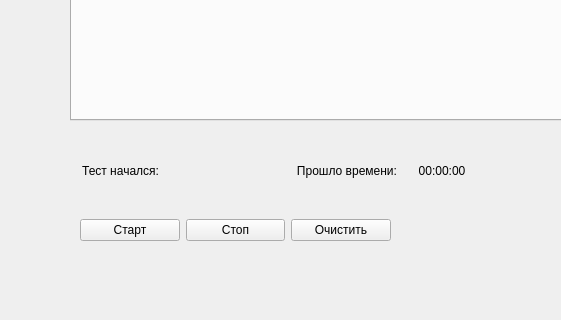
Old version of the form stresstestapp.ui in the repository kirathenics/QtStressTest; both pictures show x 0 to 561 and y 380 to 700 of the 800 by 700 pixel window.
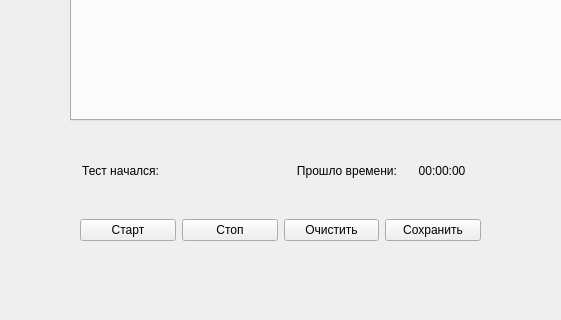
New version of the form.

Patch:
```diff
--- a/stresstestapp.ui
+++ b/stresstestapp.ui
@@ -19,7 +19,7 @@
      <rect>
       <x>80</x>
       <y>590</y>
-      <width>311</width>
+      <width>401</width>
       <height>41</height>
      </rect>
     </property>
@@ -45,6 +45,13 @@
        </property>
       </widget>
      </item>
+     <item>
+      <widget class="QPushButton" name="saveLogs_pushButton">
+       <property name="text">
+        <string>Сохранить</string>
+       </property>
+      </widget>
+     </item>
     </layout>
    </widget>
    <widget class="QTabWidget" name="tabWidget">
```
